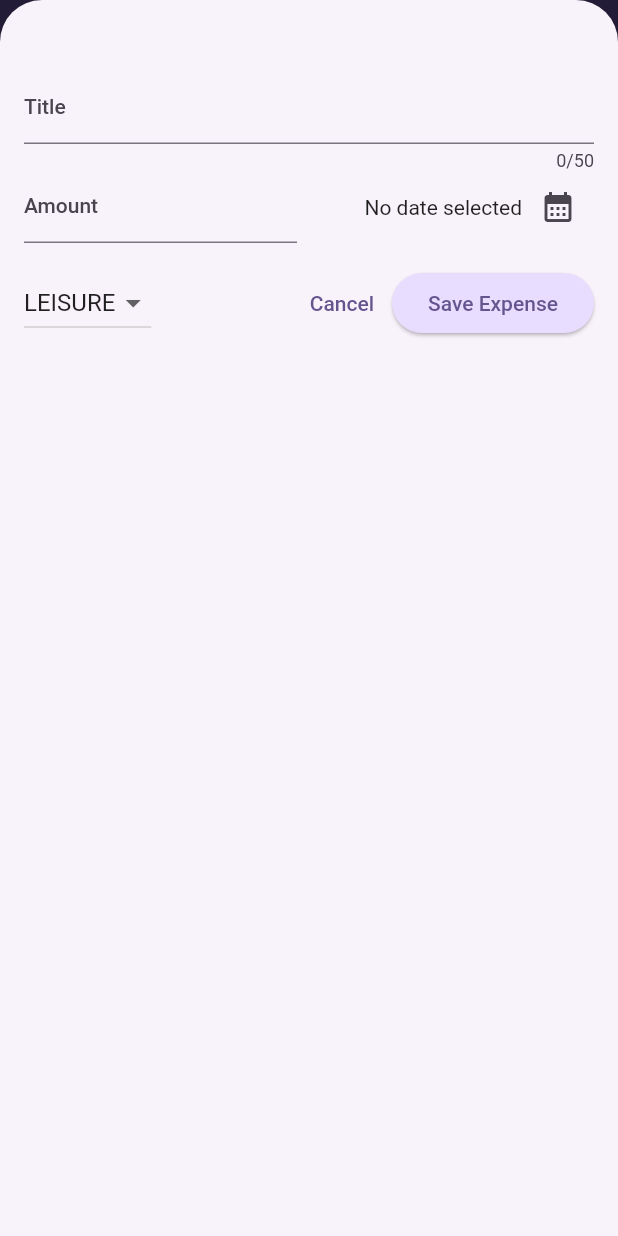
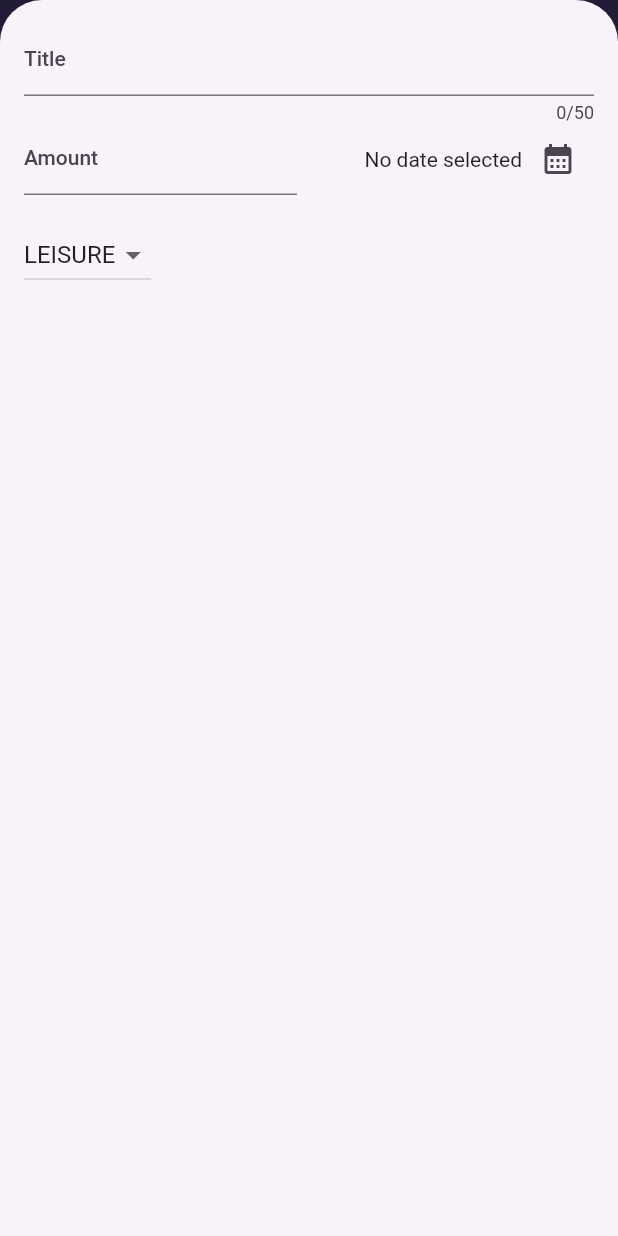
Before and after one commit to MarkoCelovsky/expense-tracker, a Flutter app: the screen it shows after launch, after a tap on the "add" icon, on a phone screen of 412 x 824 dp. Run offline on Flutter 3.47's test engine with Material 2 defaults, Android fonts, the phone set to English and light mode, and no system bars.

Commit message:
finished section 6 of responsive app, still need to implement cache

```diff
--- a/lib/widgets/expenses.dart
+++ b/lib/widgets/expenses.dart
@@ -27,6 +27,7 @@ class _ExpensesState extends State<Expenses> {
 
   void _openAddExpenseOverlay() {
     showModalBottomSheet(
+        useSafeArea: true,
         isScrollControlled: true,
         context: context,
         builder: (ctx) => NewExpense(_addExpense));
@@ -61,6 +62,7 @@ class _ExpensesState extends State<Expenses> {
 
   @override
   Widget build(context) {
+    final width = MediaQuery.of(context).size.width;
     Widget mainContent = const Center(
       child: Text('No expenses found. Start adding some'),
     );
@@ -77,11 +79,20 @@ class _ExpensesState extends State<Expenses> {
             icon: const Icon(Icons.add),
           ),
         ]),
-        body: Column(
-          children: [
-            Chart(expenses: _registeredExpenses),
-            Expanded(child: mainContent)
-          ],
-        ));
+        body: width < 600
+            ? Column(
+                children: [
+                  Chart(expenses: _registeredExpenses),
+                  Expanded(child: mainContent)
+                ],
+              )
+            : Row(
+                children: [
+                  Expanded(
+                    child: Chart(expenses: _registeredExpenses),
+                  ),
+                  Expanded(child: mainContent)
+                ],
+              ));
   }
 }
--- a/lib/widgets/new_expense.dart
+++ b/lib/widgets/new_expense.dart
@@ -80,9 +80,43 @@ class _NewExpense extends State<NewExpense> {
 
   @override
   Widget build(BuildContext context) {
-    return Padding(
-      padding: const EdgeInsets.fromLTRB(16, 48, 16, 16),
+    final keyboardSpace = MediaQuery.of(context).viewInsets.bottom;
+    return LayoutBuilder(
+      builder: (ctx, constraints) {
+        final width = constraints.maxWidth;
+        return SizedBox(
+          height: double.infinity,
+          child: SingleChildScrollView(
+            child: Padding(
+              padding: EdgeInsets.fromLTRB(16, 16, 16, keyboardSpace + 16),
               child: Column(children: [
+                if (width > 600)
+                  Row(
+                    crossAxisAlignment: CrossAxisAlignment.start,
+                    children: [
+                      Expanded(
+                        child: TextField(
+                          controller: _titleController,
+                          maxLength: 50,
+                          decoration: const InputDecoration(
+                            label: Text('Title'),
+                          ),
+                        ),
+                      ),
+                      const SizedBox(width: 24),
+                      Expanded(
+                        child: TextField(
+                          controller: _amountController,
+                          keyboardType: TextInputType.number,
+                          decoration: const InputDecoration(
+                            prefixText: '\$ ',
+                            label: Text('Amount'),
+                          ),
+                        ),
+                      ),
+                    ],
+                  )
+                else
                   TextField(
                     controller: _titleController,
                     maxLength: 50,
@@ -90,6 +124,42 @@ class _NewExpense extends State<NewExpense> {
                       label: Text('Title'),
                     ),
                   ),
+                if (width >= 600)
+                  Row(
+                    children: [
+                      DropdownButton(
+                          value: _selectedCategory,
+                          items: Category.values
+                              .map(
+                                (cat) => DropdownMenuItem(
+                                  value: cat,
+                                  child: Text(
+                                    cat.name.toUpperCase(),
+                                  ),
+                                ),
+                              )
+                              .toList(),
+                          onChanged: (cat) {
+                            cat != null ? _onSelectCategory(cat) : null;
+                          }),
+                      const SizedBox(width: 24),
+                      Expanded(
+                        child: Row(
+                          mainAxisAlignment: MainAxisAlignment.end,
+                          crossAxisAlignment: CrossAxisAlignment.center,
+                          children: [
+                            Text(_selectedDate != null
+                                ? formatter.format(_selectedDate!)
+                                : 'No date selected'),
+                            IconButton(
+                                onPressed: _presentDatePicker,
+                                icon: const Icon(Icons.calendar_month))
+                          ],
+                        ),
+                      ),
+                    ],
+                  )
+                else
                   Row(
                     children: [
                       Expanded(
@@ -120,6 +190,20 @@ class _NewExpense extends State<NewExpense> {
                     ],
                   ),
                 const SizedBox(height: 16),
+                if (width >= 600)
+                  Row(children: [
+                    const Spacer(),
+                    TextButton(
+                      onPressed: () {
+                        Navigator.pop(context);
+                      },
+                      child: const Text('Cancel'),
+                    ),
+                    ElevatedButton(
+                      onPressed: _submitExpenseData,
+                      child: const Text('Save Expense'),
+                    )
+                  ]),
                 Row(
                   children: [
                     DropdownButton(
@@ -137,20 +221,13 @@ class _NewExpense extends State<NewExpense> {
                         onChanged: (cat) {
                           cat != null ? _onSelectCategory(cat) : null;
                         }),
-            const Spacer(),
-            TextButton(
-              onPressed: () {
-                Navigator.pop(context);
-              },
-              child: const Text('Cancel'),
-            ),
-            ElevatedButton(
-              onPressed: _submitExpenseData,
-              child: const Text('Save Expense'),
-            ),
                   ],
                 )
               ]),
+            ),
+          ),
+        );
+      },
     );
   }
 }
```
Lines whose indentation alone changed are shown as unchanged.
